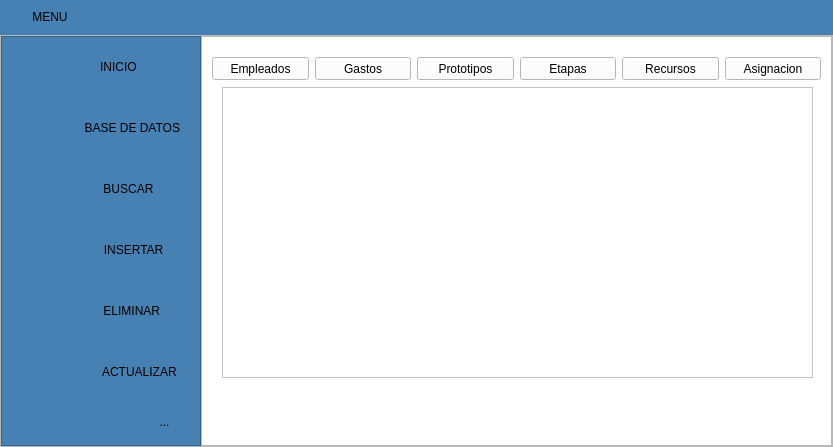
Old version of the form Menu Lateral desplegable/menu.ui in the repository Juankapy/Programacion-app.
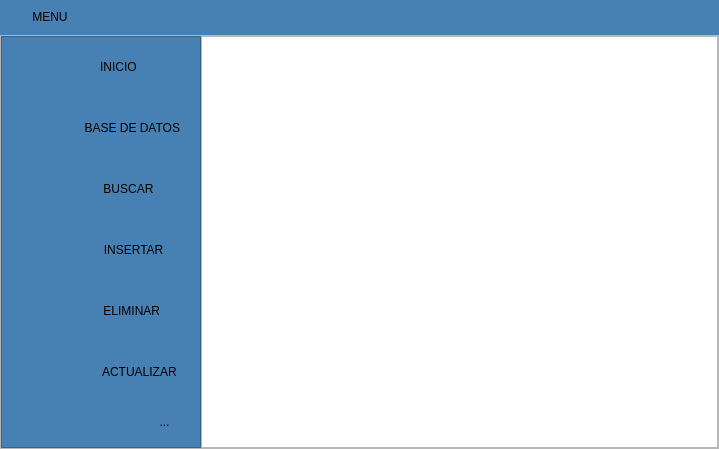
New version of the form. Icons and pictures are not drawn.

```diff
--- a/Menu Lateral desplegable/menu.ui
+++ b/Menu Lateral desplegable/menu.ui
@@ -6,8 +6,8 @@
    <rect>
     <x>0</x>
     <y>0</y>
-    <width>833</width>
-    <height>447</height>
+    <width>719</width>
+    <height>449</height>
    </rect>
   </property>
   <property name="minimumSize">
@@ -740,7 +740,7 @@
                </layout>
               </item>
               <item>
-               <widget class="QTableView" name="Tablabasededatos"/>
+               <widget class="QTableWidget" name="tableWidget"/>
               </item>
              </layout>
             </widget>
@@ -754,94 +754,6 @@
              <property name="styleSheet">
               <string notr="true">background-color: rgb(255, 255, 255);</string>
              </property>
-             <widget class="QTableWidget" name="tableWidget">
-              <property name="geometry">
-               <rect>
-                <x>20</x>
-                <y>50</y>
-                <width>591</width>
-                <height>291</height>
-               </rect>
-              </property>
-             </widget>
-             <widget class="QPushButton" name="bt_etapas_2">
-              <property name="geometry">
-               <rect>
-                <x>318</x>
-                <y>20</y>
-                <width>96</width>
-                <height>23</height>
-               </rect>
-              </property>
-              <property name="text">
-               <string>Etapas</string>
-              </property>
-             </widget>
-             <widget class="QPushButton" name="bt_prototipos_2">
-              <property name="geometry">
-               <rect>
-                <x>215</x>
-                <y>20</y>
-                <width>97</width>
-                <height>23</height>
-               </rect>
-              </property>
-              <property name="text">
-               <string>Prototipos</string>
-              </property>
-             </widget>
-             <widget class="QPushButton" name="bt_empleados_2">
-              <property name="geometry">
-               <rect>
-                <x>10</x>
-                <y>20</y>
-                <width>97</width>
-                <height>23</height>
-               </rect>
-              </property>
-              <property name="text">
-               <string>Empleados</string>
-              </property>
-             </widget>
-             <widget class="QPushButton" name="bt_recursos_2">
-              <property name="geometry">
-               <rect>
-                <x>420</x>
-                <y>20</y>
-                <width>97</width>
-                <height>23</height>
-               </rect>
-              </property>
-              <property name="text">
-               <string>Recursos</string>
-              </property>
-             </widget>
-             <widget class="QPushButton" name="bt_asignacion_2">
-              <property name="geometry">
-               <rect>
-                <x>523</x>
-                <y>20</y>
-                <width>96</width>
-                <height>23</height>
-               </rect>
-              </property>
-              <property name="text">
-               <string>Asignacion</string>
-              </property>
-             </widget>
-             <widget class="QPushButton" name="bt_gastos_2">
-              <property name="geometry">
-               <rect>
-                <x>113</x>
-                <y>20</y>
-                <width>96</width>
-                <height>23</height>
-               </rect>
-              </property>
-              <property name="text">
-               <string>Gastos</string>
-              </property>
-             </widget>
             </widget>
             <widget class="QWidget" name="page_tres">
              <layout class="QVBoxLayout" name="verticalLayout_6"/>
```
Left out of the diff: 32 changed lines with no effect on the pictures.
